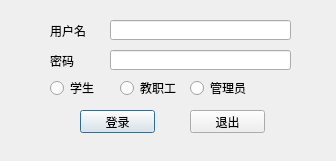
First picture: the form in StudentTest/logindialog.ui, repository YingkitTse/qualityAssessment, before the edit.
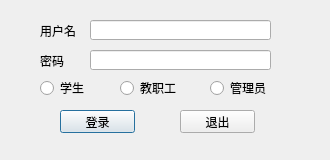
Second picture: the form after the edit.

Diff of the .ui file:
```diff
--- a/StudentTest/logindialog.ui
+++ b/StudentTest/logindialog.ui
@@ -6,8 +6,8 @@
    <rect>
     <x>0</x>
     <y>0</y>
-    <width>336</width>
-    <height>161</height>
+    <width>330</width>
+    <height>160</height>
    </rect>
   </property>
   <property name="windowTitle">
@@ -16,7 +16,7 @@
   <widget class="QLabel" name="label">
    <property name="geometry">
     <rect>
-     <x>50</x>
+     <x>40</x>
      <y>20</y>
      <width>54</width>
      <height>21</height>
@@ -29,7 +29,7 @@
   <widget class="QLabel" name="label_2">
    <property name="geometry">
     <rect>
-     <x>50</x>
+     <x>40</x>
      <y>50</y>
      <width>54</width>
      <height>21</height>
@@ -42,7 +42,7 @@
   <widget class="QRadioButton" name="StuCheckBox">
    <property name="geometry">
     <rect>
-     <x>50</x>
+     <x>40</x>
      <y>80</y>
      <width>61</width>
      <height>16</height>
@@ -68,9 +68,9 @@
   <widget class="QRadioButton" name="AdminCheckBox">
    <property name="geometry">
     <rect>
-     <x>190</x>
+     <x>210</x>
      <y>80</y>
-     <width>101</width>
+     <width>61</width>
      <height>16</height>
     </rect>
    </property>
@@ -81,7 +81,7 @@
   <widget class="QLineEdit" name="usrLineEdit">
    <property name="geometry">
     <rect>
-     <x>110</x>
+     <x>90</x>
      <y>20</y>
      <width>181</width>
      <height>20</height>
@@ -91,7 +91,7 @@
   <widget class="QLineEdit" name="pswLineEdit">
    <property name="geometry">
     <rect>
-     <x>110</x>
+     <x>90</x>
      <y>50</y>
      <width>181</width>
      <height>20</height>
@@ -104,7 +104,7 @@
   <widget class="QPushButton" name="loginBtn">
    <property name="geometry">
     <rect>
-     <x>80</x>
+     <x>60</x>
      <y>110</y>
      <width>75</width>
      <height>23</height>
@@ -117,7 +117,7 @@
   <widget class="QPushButton" name="exitBtn">
    <property name="geometry">
     <rect>
-     <x>190</x>
+     <x>180</x>
      <y>110</y>
      <width>75</width>
      <height>23</height>
```
Left out of the diff: 39 changed lines with no effect on the pictures.
